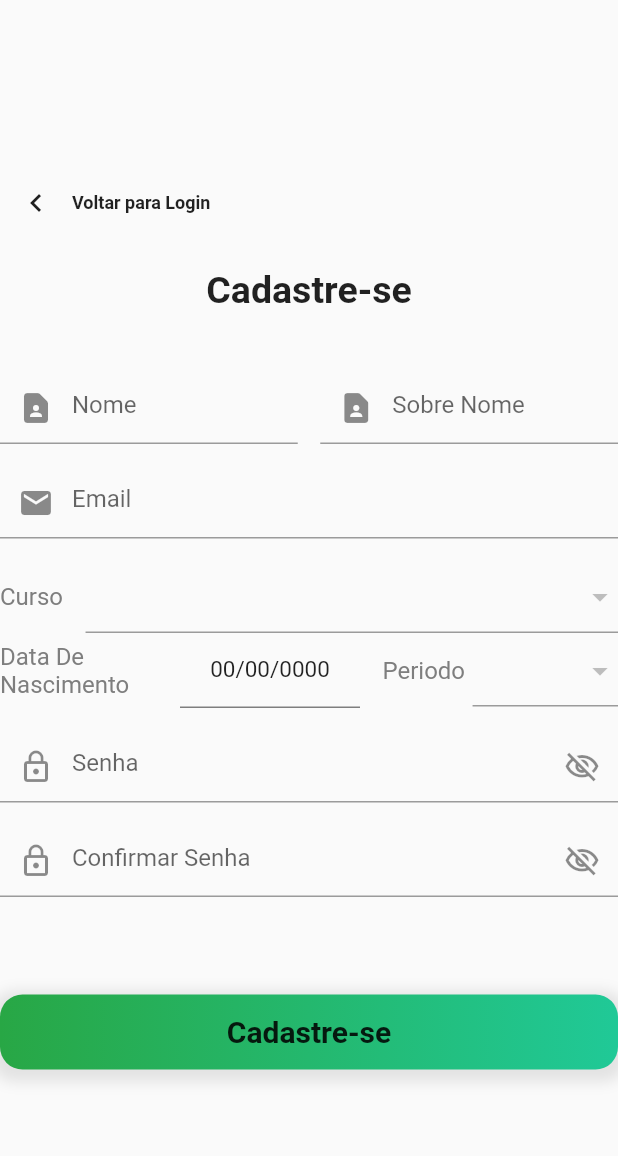
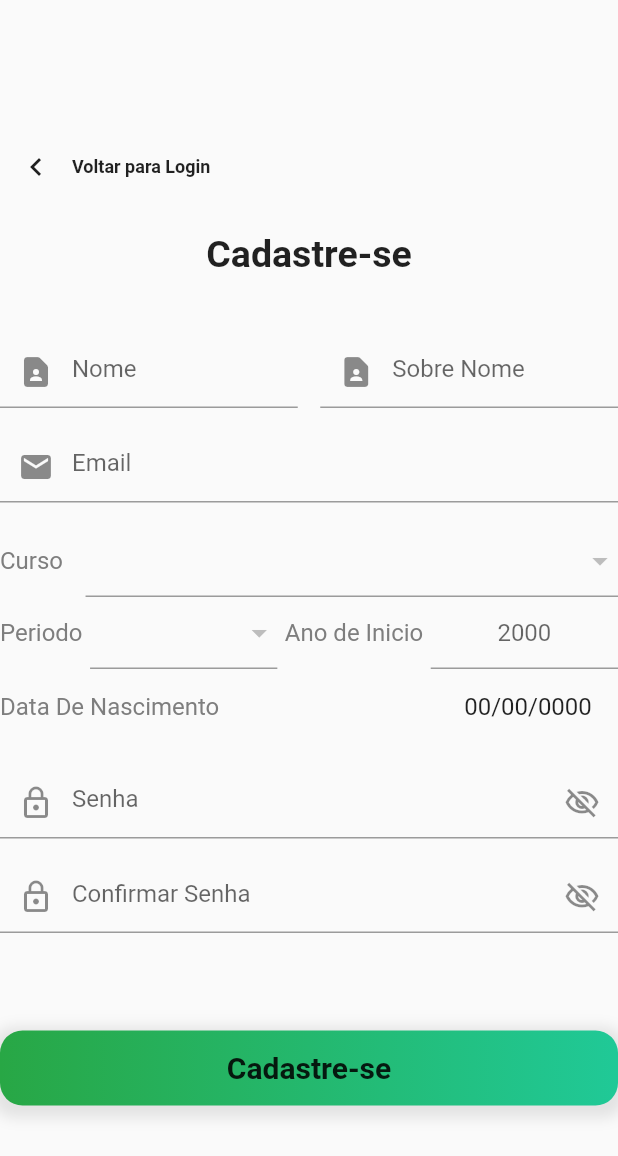
Before and after one commit to BrunoMoraes-Z/OpeNet, a Flutter app: the RegisterForm widget shown alone on an empty page, opened directly, on a phone screen of 412 x 824 dp. Shown: the top 1156 px of the screen. Run offline on Flutter 3.47's test engine with Material 2 defaults, Android fonts, the light colour scheme and no system bars; our stand-ins replace flutter_easyloading, flutter_svg, get_storage, google_sign_in; accounts and stored records are empty; network calls fail.

Commit message:
adicionado novo campo a tela de cadastro

```diff
--- a/front_web/lib/screens/registration/components/register_form.dart
+++ b/front_web/lib/screens/registration/components/register_form.dart
@@ -21,13 +21,11 @@ class _RegisterFormState extends State<RegisterForm> {
   final _formKey = GlobalKey<FormState>();
   final RegExp emailValidatorRegExp =
       RegExp(r"^[a-zA-Z0-9.]+@[a-zA-Z0-9]+\.[a-zA-Z]+");
-  bool _passwordVisible = false;
-  bool _passwordVisible_2 = false;
+  List<Curso> cursos;
+  bool _passwordVisible = false, _passwordVisible_2 = false;
   String email = '', password = '', password_2 = '';
-  String curso = 'Administração';
-  List<Curso> cursos;
-  String f_name = '', l_name = '';
-  int periodo = 1;
+  String curso = '', f_name = '', l_name = '';
+  int periodo = 1, init_curso = 0;
   DateTime born;
 
   void selectDate(BuildContext context) async {
@@ -68,7 +66,7 @@ class _RegisterFormState extends State<RegisterForm> {
       for (int i = 0; i < body.length; i++) {
         cursos.add(Curso.fromJson(body[i]));
       }
-      print(cursos.length);
+      curso = cursos.first.id;
       setState(() {});
     }
   }
@@ -181,46 +179,11 @@ class _RegisterFormState extends State<RegisterForm> {
               ),
             ],
           ),
-          Row(
-            children: [
-              Container(
-                width: 120,
-                child: Text(
-                  'Data De Nascimento',
-                  style: TextStyle(
-                    fontSize: 16,
-                    color: Color(0xff7E7E7E),
-                  ),
-                ),
-              ),
-              GestureDetector(
-                onTap: () {
-                  selectDate(context);
-                },
-                child: Container(
-                  height: 50,
-                  width: 120,
-                  alignment: Alignment.center,
-                  decoration: BoxDecoration(
-                    border: Border(
-                      bottom: BorderSide(
-                        color: Color(0xFF7E7E7E),
-                        width: 1,
-                      ),
-                    ),
-                  ),
-                  child: Text(
-                    bornDateTextField(born),
-                    style: TextStyle(
-                      fontSize: 15,
-                    ),
-                    textAlign: TextAlign.center,
-                  ),
-                ),
-              ),
           SizedBox(
             width: 15,
           ),
+          Row(
+            children: [
               Text(
                 'Periodo',
                 style: TextStyle(
@@ -254,6 +217,56 @@ class _RegisterFormState extends State<RegisterForm> {
                       )
                     : DropdownButtonFormField(items: []),
               ),
+              SizedBox(
+                width: 5,
+              ),
+              Text(
+                'Ano de Inicio',
+                style: TextStyle(
+                  fontSize: 16,
+                  color: Color(0xff7E7E7E),
+                ),
+              ),
+              SizedBox(
+                width: 5,
+              ),
+              Expanded(
+                child: buildInitYearFormFiled(),
+              )
+            ],
+          ),
+          SizedBox(
+            width: 15,
+          ),
+          Row(
+            children: [
+              Container(
+                child: Text(
+                  'Data De Nascimento',
+                  style: TextStyle(
+                    fontSize: 16,
+                    color: Color(0xff7E7E7E),
+                  ),
+                ),
+              ),
+              Spacer(),
+              GestureDetector(
+                onTap: () {
+                  selectDate(context);
+                },
+                child: Container(
+                  height: 50,
+                  width: 120,
+                  alignment: Alignment.center,
+                  child: Text(
+                    bornDateTextField(born),
+                    style: TextStyle(
+                      fontSize: 16,
+                    ),
+                    textAlign: TextAlign.center,
+                  ),
+                ),
+              ),
             ],
           ),
           SizedBox(
@@ -279,11 +292,49 @@ class _RegisterFormState extends State<RegisterForm> {
                   curso: curso,
                   email: email,
                   password: password,
-                    periodo: periodo);
+                  periodo: periodo,
+                  init_curso: init_curso,
+                );
               }
             },
           )
         ],
+      ),
+    );
+  }
+
+  TextFormField buildInitYearFormFiled() {
+    return TextFormField(
+      keyboardType: TextInputType.number,
+      textInputAction: TextInputAction.next,
+      inputFormatters: [
+        FilteringTextInputFormatter.digitsOnly,
+      ],
+      // onSaved: (value) => init_curso = value,
+      onChanged: (value) {
+        value = value.trim();
+        try {
+          init_curso = int.parse(value);
+        } catch (_) {
+          return 'Informe um ano válido';
+        }
+        return null;
+      },
+      validator: (value) {
+        value = value.trim();
+        try {
+          init_curso = int.parse(value);
+        } catch (_) {
+          return 'Informe um ano válido';
+        }
+        if (kIsWeb) {
+          init_curso = int.parse(value);
+        }
+        return null;
+      },
+      textAlign: TextAlign.center,
+      decoration: InputDecoration(
+        hintText: '2000',
       ),
     );
   }
--- a/front_web/lib/utils/requests.dart
+++ b/front_web/lib/utils/requests.dart
@@ -16,6 +16,7 @@ void createUser({
   String curso,
   String g_id,
   int periodo,
+  int init_curso,
   DateTime born,
 }) async {
   var uri = Uri.parse('http://127.0.0.1:3333/users');
@@ -27,6 +28,7 @@ void createUser({
       'password': password,
       'curso_id': curso,
       'periodo': periodo,
+      'ano_curso': init_curso,
       'dt_nascimento': '${born.day}/${born.month}/${born.year}',
       'g_id': g_id != null ? g_id : ''
     });
```
Also changed, not shown: front_web/lib/screens/complete_register/components/complete_form.dart (+96 -43 lines). Lines whose indentation alone changed are shown as unchanged.
